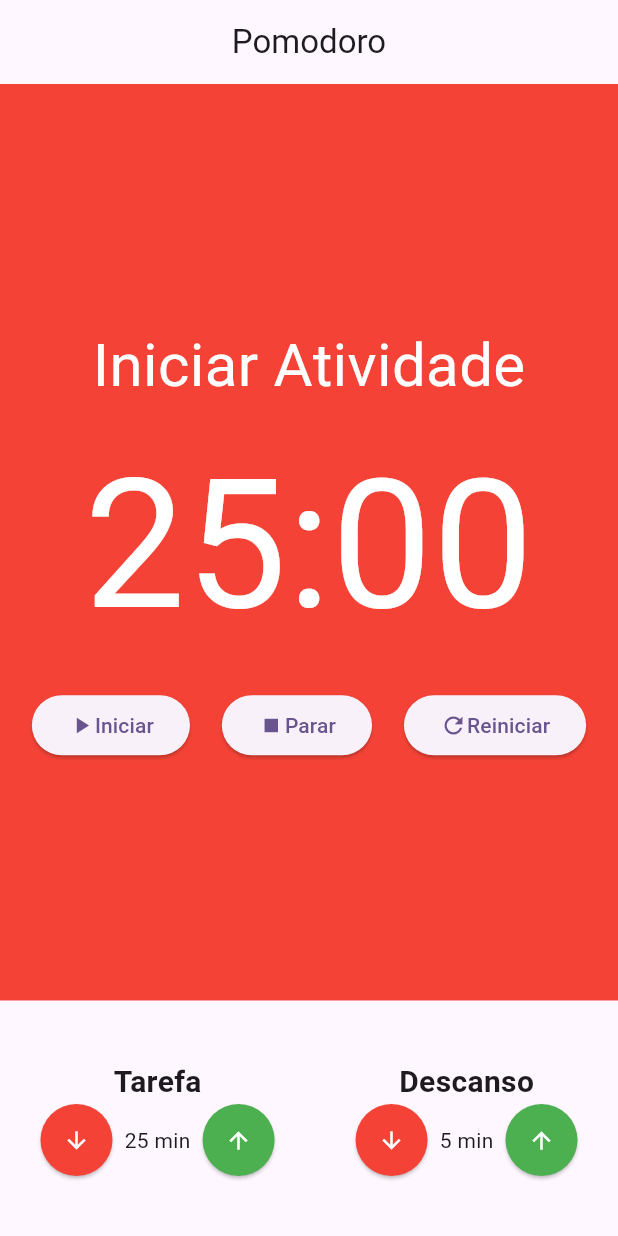
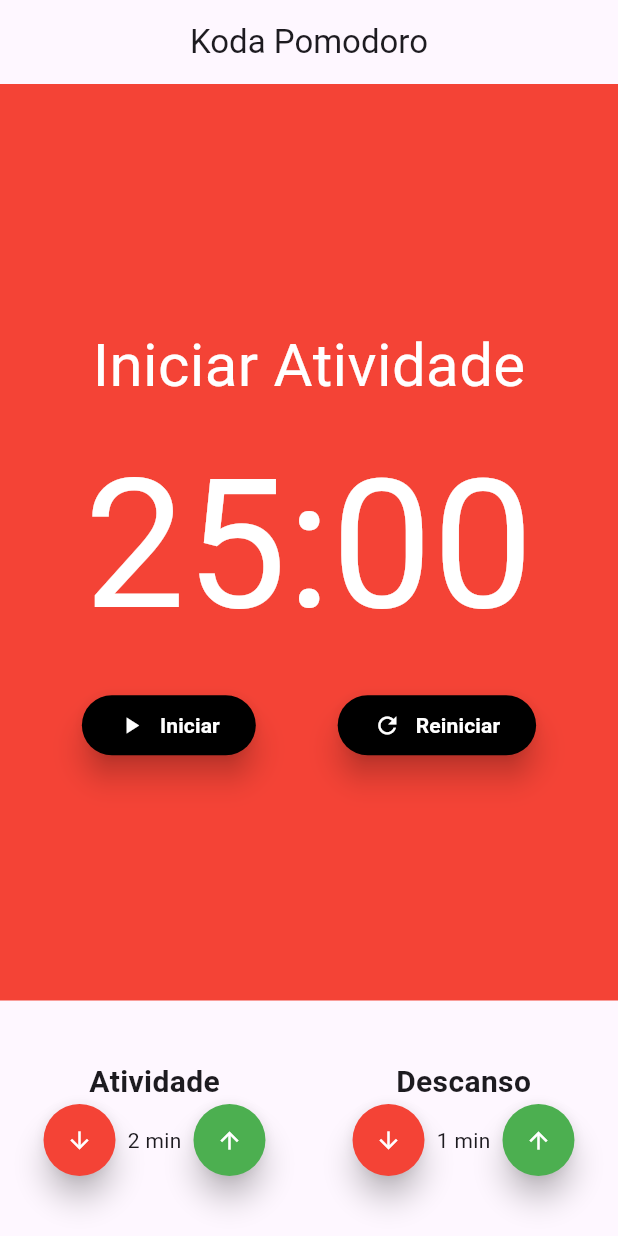
Before and after one commit to iranildocasrlos/koda, a Flutter app: the screen it shows after launch, on a phone screen of 412 x 824 dp. Run offline on Flutter 3.47's test engine with Material 3 defaults, Android fonts, the light colour scheme and no system bars; our stand-ins replace flutter_mobx, mobx; generated files the repository leaves out were written again.

Commit message:
Implementado MobX nos btn descanso e atividade

```diff
--- /dev/null
+++ b/devtools_options.yaml
@@ -0,0 +1,3 @@
+description: This file stores settings for Dart & Flutter DevTools.
+documentation: https://docs.flutter.dev/tools/devtools/extensions#configure-extension-enablement-states
+extensions:
--- a/lib/components/Cronometro.dart
+++ b/lib/components/Cronometro.dart
@@ -22,7 +22,7 @@ class Cronometro extends StatelessWidget {
             mainAxisAlignment: MainAxisAlignment.spaceEvenly,
             children: [
               CronometroBt(texto: "Iniciar", icone: Icons.play_arrow),
-              CronometroBt(texto: "Parar", icone: Icons.stop),
+              // CronometroBt(texto: "Parar", icone: Icons.stop),
               CronometroBt(texto: "Reiniciar", icone: Icons.refresh),
             ],
           ),
--- a/lib/components/CronometroBt.dart
+++ b/lib/components/CronometroBt.dart
@@ -9,8 +9,24 @@ class CronometroBt extends StatelessWidget {
   @override
   Widget build(BuildContext context) {
     return ElevatedButton(
+      style: ElevatedButton.styleFrom(
+        elevation: 8,
+        backgroundColor: Colors.black,
+        // Ajuste este valor para aumentar ou diminuir a sombra
+      ),
       onPressed: () {},
-      child: Row(children: [Icon(icone), Text(texto)]),
+      child: Row(
+        children: [
+          Padding(
+            padding: const EdgeInsets.only(right: 10),
+            child: Icon(icone, color: Colors.white),
+          ),
+          Text(
+            texto,
+            style: TextStyle(fontWeight: FontWeight.bold, color: Colors.white),
+          ),
+        ],
+      ),
     );
   }
 }
--- a/lib/components/EntradaTempo.dart
+++ b/lib/components/EntradaTempo.dart
@@ -3,8 +3,16 @@ import 'package:flutter/material.dart';
 class EntradaTempo extends StatelessWidget {
   final int valor;
   final String titulo;
+  final void Function()? incrementar;
+  final void Function()? decrementar;
 
-  const EntradaTempo({super.key, required this.valor, required this.titulo});
+  const EntradaTempo({
+    super.key,
+    required this.valor,
+    required this.titulo,
+    this.incrementar,
+    this.decrementar,
+  });
 
   @override
   Widget build(BuildContext context) {
@@ -19,22 +27,24 @@ class EntradaTempo extends StatelessWidget {
           mainAxisAlignment: MainAxisAlignment.spaceEvenly,
           children: [
             ElevatedButton(
-              onPressed: () {},
+              onPressed: this.decrementar,
               child: Icon(Icons.arrow_downward, color: Colors.white),
               style: ElevatedButton.styleFrom(
                 shape: CircleBorder(),
                 padding: EdgeInsets.all(15),
                 backgroundColor: Colors.red,
+                elevation: 8,
               ),
             ),
             Text("${this.valor} min"),
             ElevatedButton(
-              onPressed: () {},
+              onPressed: this.incrementar,
               child: Icon(Icons.arrow_upward, color: Colors.white),
               style: ElevatedButton.styleFrom(
                 shape: CircleBorder(),
                 padding: EdgeInsets.all(15),
                 backgroundColor: Colors.green,
+                elevation: 8,
               ),
             ),
           ],
--- a/lib/main.dart
+++ b/lib/main.dart
@@ -1,5 +1,7 @@
 import 'package:flutter/material.dart';
 import 'package:koda/pages/Pomodoro.dart';
+import 'package:koda/store/pomodoro.store.dart';
+import 'package:provider/provider.dart';
 
 void main() {
   runApp(const MyApp());
@@ -11,10 +13,13 @@ class MyApp extends StatelessWidget {
   // This widget is the root of your application.
   @override
   Widget build(BuildContext context) {
-    return MaterialApp(
-      title: 'Flutter Demo',
-      theme: ThemeData(colorScheme: .fromSeed(seedColor: Colors.deepPurple)),
-      home: Pomodoro(),
+    return MultiProvider(
+      providers: [Provider<PomodoroStore>(create: (_) => PomodoroStore())],
+      child: MaterialApp(
+        title: 'Kda Pomodoro',
+        theme: ThemeData(colorScheme: .fromSeed(seedColor: Colors.deepPurple)),
+        home: Pomodoro(),
+      ),
     );
   }
 }
--- a/lib/pages/Pomodoro.dart
+++ b/lib/pages/Pomodoro.dart
@@ -1,14 +1,19 @@
 import 'package:flutter/material.dart';
+import 'package:flutter_mobx/flutter_mobx.dart';
 import 'package:koda/components/Cronometro.dart';
 import 'package:koda/components/EntradaTempo.dart';
+import 'package:koda/store/pomodoro.store.dart';
+import 'package:provider/provider.dart';
 
 class Pomodoro extends StatelessWidget {
   const Pomodoro({super.key});
 
   @override
   Widget build(BuildContext context) {
+    final store = Provider.of<PomodoroStore>(context);
+
     return Scaffold(
-      appBar: AppBar(title: Text("Pomodoro"), centerTitle: true),
+      appBar: AppBar(title: Text("Koda Pomodoro"), centerTitle: true),
       body: Column(
         mainAxisAlignment: MainAxisAlignment.center,
         crossAxisAlignment: CrossAxisAlignment.stretch,
@@ -16,12 +21,24 @@ class Pomodoro extends StatelessWidget {
           Expanded(child: Cronometro()),
           Padding(
             padding: const EdgeInsets.symmetric(vertical: 40),
-            child: Row(
-              mainAxisAlignment: MainAxisAlignment.spaceAround,
-              children: [
-                EntradaTempo(valor: 25, titulo: "Tarefa"),
-                EntradaTempo(valor: 5, titulo: "Descanso"),
-              ],
+            child: Observer(
+              builder: (_) => Row(
+                mainAxisAlignment: MainAxisAlignment.spaceAround,
+                children: [
+                  EntradaTempo(
+                    valor: store.tempoAtividade,
+                    titulo: "Atividade",
+                    incrementar: store.incrementarTempoAtividade,
+                    decrementar: store.decrementarTempoAtividade,
+                  ),
+                  EntradaTempo(
+                    valor: store.tempoDescanso,
+                    titulo: "Descanso",
+                    incrementar: store.incrementarTempoDescanso,
+                    decrementar: store.decrementarTempoDescanso,
+                  ),
+                ],
+              ),
             ),
           ),
         ],
--- a/pubspec.yaml
+++ b/pubspec.yaml
@@ -34,10 +34,15 @@ dependencies:
   # The following adds the Cupertino Icons font to your application.
   # Use with the CupertinoIcons class for iOS style icons.
   cupertino_icons: ^1.0.8
+  mobx: ^2.6.0
+  flutter_mobx: ^2.2.0
+  provider: ^6.1.2
 
 dev_dependencies:
   flutter_test:
     sdk: flutter
+  build_runner: ^2.13.1
+  mobx_codegen: ^2.7.7
 
   # The "flutter_lints" package below contains a set of recommended lints to
   # encourage good coding practices. The lint set provided by the package is
```
Also changed, not shown: lib/store/pomodoro.store.dart (added, +38 -0 lines), lib/store/contador.store.dart (added), lib/store/pomodoro.store.g.dart (added), pubspec.lock.
